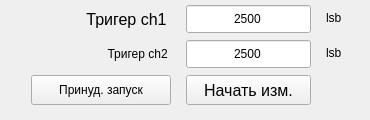
The window that WidgetRunMeasure.ui (AtariVC/mpp_osc_kpa_dialog) describes before a commit, drawn with Qt 5.
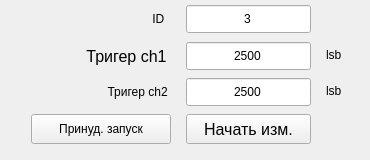
The same window after the commit.

```diff
--- a/WidgetRunMeasure.ui
+++ b/WidgetRunMeasure.ui
@@ -7,7 +7,7 @@
     <x>0</x>
     <y>0</y>
     <width>370</width>
-    <height>120</height>
+    <height>160</height>
    </rect>
   </property>
   <property name="sizePolicy">
@@ -19,7 +19,7 @@
   <property name="minimumSize">
    <size>
     <width>370</width>
-    <height>120</height>
+    <height>160</height>
    </size>
   </property>
   <property name="windowTitle">
@@ -42,7 +42,7 @@
     <number>0</number>
    </property>
    <item row="0" column="0">
-    <layout class="QGridLayout" name="gridLayout_meas" rowstretch="1,1,1" columnstretch="1,1,0,0,1" rowminimumheight="1,1,1" columnminimumwidth="1,1,1,1,1">
+    <layout class="QGridLayout" name="gridLayout_meas" rowstretch="1,1,1,0" columnstretch="1,1,0,0,1" rowminimumheight="1,1,1,0" columnminimumwidth="1,1,1,1,1">
      <property name="sizeConstraint">
       <enum>QLayout::SetDefaultConstraint</enum>
      </property>
@@ -64,7 +64,7 @@
      <property name="verticalSpacing">
       <number>10</number>
      </property>
-     <item row="2" column="2">
+     <item row="3" column="2">
       <widget class="QPushButton" name="pushButton_run_trig_pips">
        <property name="sizePolicy">
         <sizepolicy hsizetype="Expanding" vsizetype="Expanding">
@@ -95,7 +95,7 @@
        </property>
       </widget>
      </item>
-     <item row="0" column="3">
+     <item row="1" column="3">
       <widget class="QLabel" name="label_59">
        <property name="minimumSize">
         <size>
@@ -111,7 +111,7 @@
        </property>
       </widget>
      </item>
-     <item row="2" column="0">
+     <item row="3" column="0">
       <spacer name="horizontalSpacer_40">
        <property name="orientation">
         <enum>Qt::Horizontal</enum>
@@ -124,7 +124,26 @@
        </property>
       </spacer>
      </item>
-     <item row="0" column="1">
+     <item row="2" column="2">
+      <widget class="QLineEdit" name="lineEdit_triger_ch2">
+       <property name="minimumSize">
+        <size>
+         <width>115</width>
+         <height>28</height>
+        </size>
+       </property>
+       <property name="styleSheet">
+        <string notr="true">font: 12pt &quot;MS Shell Dlg 2&quot;;</string>
+       </property>
+       <property name="text">
+        <string>2500</string>
+       </property>
+       <property name="alignment">
+        <set>Qt::AlignCenter</set>
+       </property>
+      </widget>
+     </item>
+     <item row="1" column="1">
       <widget class="QLabel" name="label_58">
        <property name="sizePolicy">
         <sizepolicy hsizetype="Expanding" vsizetype="Expanding">
@@ -164,7 +183,7 @@
        </property>
       </widget>
      </item>
-     <item row="2" column="4">
+     <item row="3" column="4">
       <spacer name="horizontalSpacer_41">
        <property name="orientation">
         <enum>Qt::Horizontal</enum>
@@ -177,7 +196,7 @@
        </property>
       </spacer>
      </item>
-     <item row="0" column="2">
+     <item row="1" column="2">
       <widget class="QLineEdit" name="lineEdit_triger_ch1">
        <property name="minimumSize">
         <size>
@@ -199,51 +218,7 @@
        </property>
       </widget>
      </item>
-     <item row="1" column="2">
-      <widget class="QLineEdit" name="lineEdit_triger_ch1_2">
-       <property name="minimumSize">
-        <size>
-         <width>115</width>
-         <height>28</height>
-        </size>
-       </property>
-       <property name="styleSheet">
-        <string notr="true">font: 12pt &quot;MS Shell Dlg 2&quot;;</string>
-       </property>
-       <property name="text">
-        <string>2500</string>
-       </property>
-       <property name="alignment">
-        <set>Qt::AlignCenter</set>
-       </property>
-      </widget>
-     </item>
-     <item row="1" column="1">
-      <widget class="QLabel" name="label">
-       <property name="minimumSize">
-        <size>
-         <width>140</width>
-         <height>28</height>
-        </size>
-       </property>
-       <property name="maximumSize">
-        <size>
-         <width>16777215</width>
-         <height>25</height>
-        </size>
-       </property>
-       <property name="styleSheet">
-        <string notr="true">font: 12pt &quot;MS Shell Dlg 2&quot;;</string>
-       </property>
-       <property name="text">
-        <string>Тригер ch2 </string>
-       </property>
-       <property name="alignment">
-        <set>Qt::AlignRight|Qt::AlignTrailing|Qt::AlignVCenter</set>
-       </property>
-      </widget>
-     </item>
-     <item row="1" column="3">
+     <item row="2" column="3">
       <widget class="QLabel" name="label_2">
        <property name="styleSheet">
         <string notr="true">font: 12pt &quot;MS Shell Dlg 2&quot;;</string>
@@ -253,7 +228,7 @@
        </property>
       </widget>
      </item>
-     <item row="2" column="1">
+     <item row="3" column="1">
       <widget class="QPushButton" name="pushButton_forced_meas">
        <property name="sizePolicy">
         <sizepolicy hsizetype="Expanding" vsizetype="Expanding">
@@ -275,6 +250,63 @@
        </property>
       </widget>
      </item>
+     <item row="2" column="1">
+      <widget class="QLabel" name="label">
+       <property name="minimumSize">
+        <size>
+         <width>140</width>
+         <height>28</height>
+        </size>
+       </property>
+       <property name="maximumSize">
+        <size>
+         <width>16777215</width>
+         <height>25</height>
+        </size>
+       </property>
+       <property name="styleSheet">
+        <string notr="true">font: 12pt &quot;MS Shell Dlg 2&quot;;</string>
+       </property>
+       <property name="text">
+        <string>Тригер ch2 </string>
+       </property>
+       <property name="alignment">
+        <set>Qt::AlignRight|Qt::AlignTrailing|Qt::AlignVCenter</set>
+       </property>
+      </widget>
+     </item>
+     <item row="0" column="2">
+      <widget class="QLineEdit" name="lineEdit_ID">
+       <property name="minimumSize">
+        <size>
+         <width>0</width>
+         <height>28</height>
+        </size>
+       </property>
+       <property name="styleSheet">
+        <string notr="true">font: 12pt &quot;MS Shell Dlg 2&quot;;</string>
+       </property>
+       <property name="text">
+        <string>3</string>
+       </property>
+       <property name="alignment">
+        <set>Qt::AlignCenter</set>
+       </property>
+      </widget>
+     </item>
+     <item row="0" column="1">
+      <widget class="QLabel" name="label_3">
+       <property name="styleSheet">
+        <string notr="true">font: 12pt &quot;MS Shell Dlg 2&quot;;</string>
+       </property>
+       <property name="text">
+        <string>ID  </string>
+       </property>
+       <property name="alignment">
+        <set>Qt::AlignRight|Qt::AlignTrailing|Qt::AlignVCenter</set>
+       </property>
+      </widget>
+     </item>
     </layout>
    </item>
   </layout>
```
